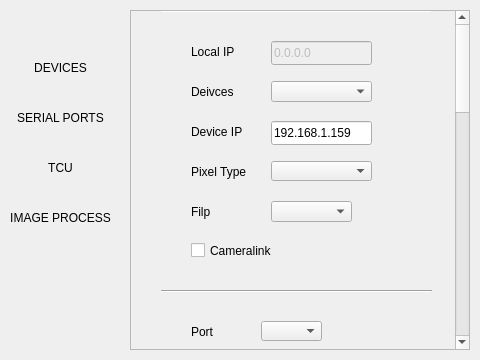
Before: the Qt Designer form src/preferences.ui in yilp7/img_proc_demo, drawn with Qt 5.
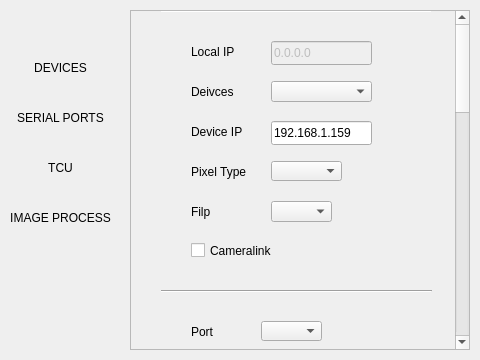
After: the same form once the commit is applied. Custom widgets are drawn as their Qt base class.

Commit message: configured signals between the new preference ui and mainwindow

```diff
--- a/src/preferences.ui
+++ b/src/preferences.ui
@@ -504,7 +504,7 @@
     <property name="geometry">
      <rect>
       <x>0</x>
-      <y>-862</y>
+      <y>-367</y>
       <width>324</width>
       <height>1200</height>
      </rect>
@@ -569,7 +569,7 @@
       <rect>
        <x>140</x>
        <y>150</y>
-       <width>101</width>
+       <width>71</width>
        <height>20</height>
       </rect>
      </property>
@@ -1239,7 +1239,7 @@
       <rect>
        <x>140</x>
        <y>190</y>
-       <width>81</width>
+       <width>61</width>
        <height>21</height>
       </rect>
      </property>
```
Left out of the diff: 15 changed lines with no effect on the pictures. The commit also changes 9 other files.
